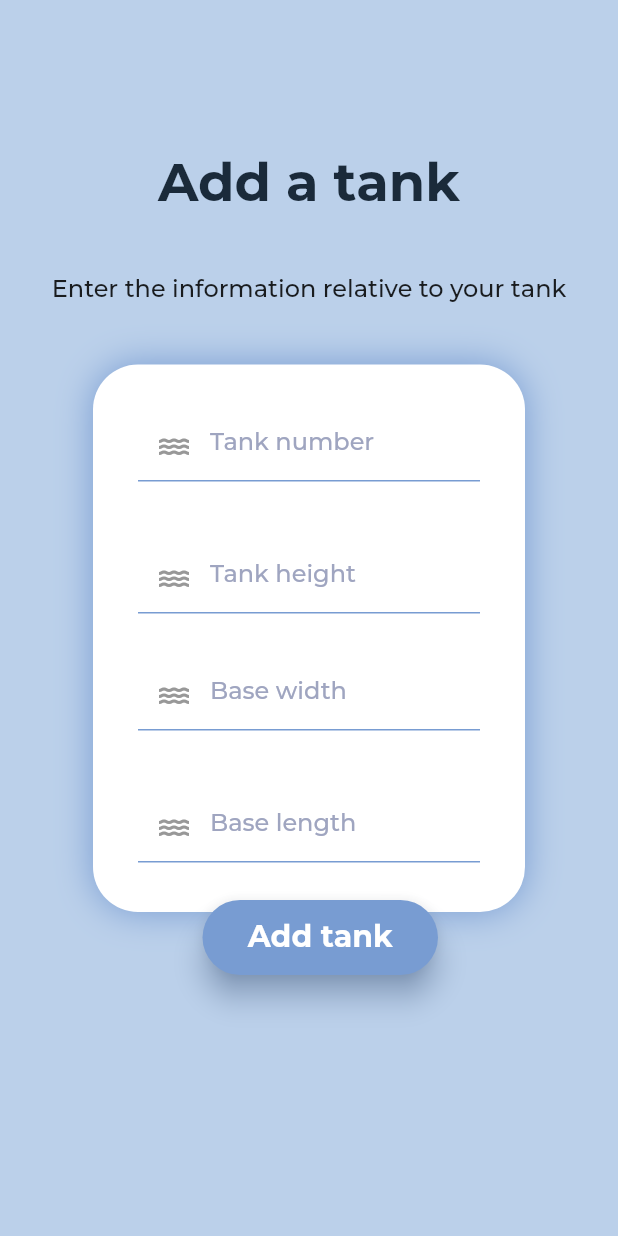
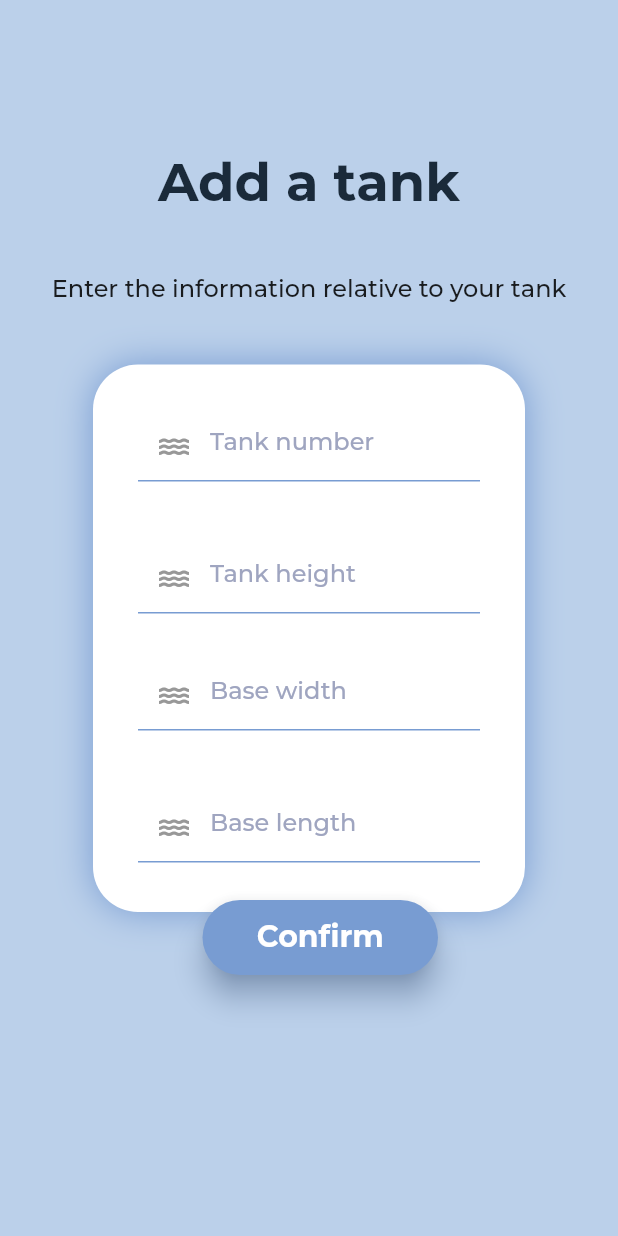
Before and after one commit to minaiscoding/Project-7, a Flutter app: the TankInformation screen opened directly, on a phone screen of 412 x 824 dp. Run offline on Flutter 3.47's test engine with Material 2 defaults, Android fonts, the phone set to English and light mode, and no system bars; our stand-ins replace liquid_progress_indicator, shared_preferences; accounts and stored records are empty.

```diff
--- a/flutter_application_1/lib/add_tank.dart
+++ b/flutter_application_1/lib/add_tank.dart
@@ -249,7 +249,7 @@ class _TankInformationState extends State<TankInformation> {
                 height: 50,
                 alignment: Alignment.center,
                 child: const Text(
-                  'Add tank',
+                  'Confirm',
                   style: TextStyle(
                     fontFamily: 'Montserrat',
                     fontStyle: FontStyle.normal,
```
